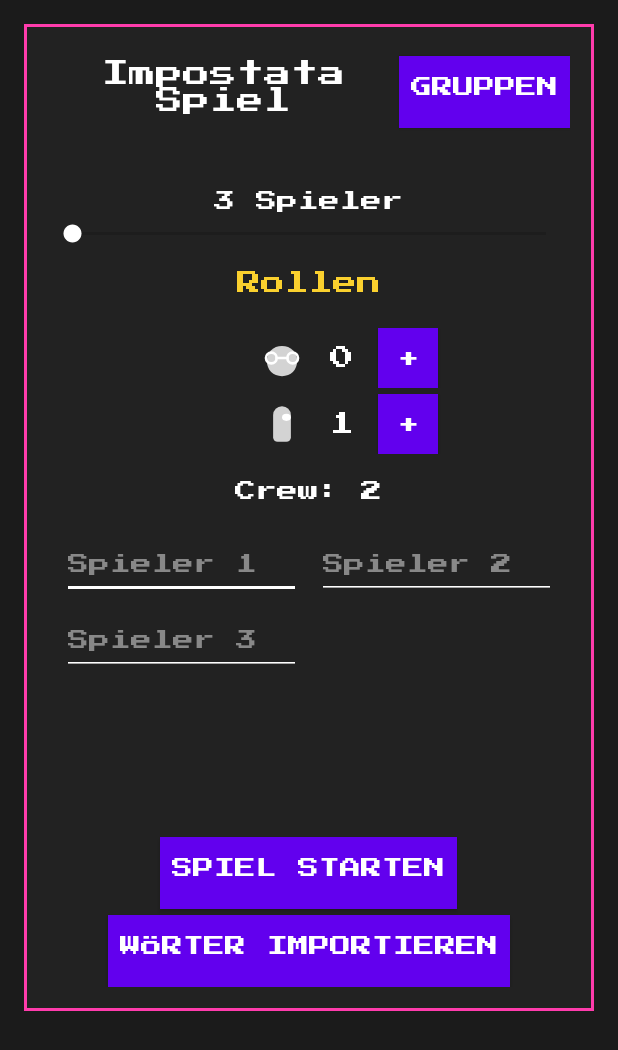
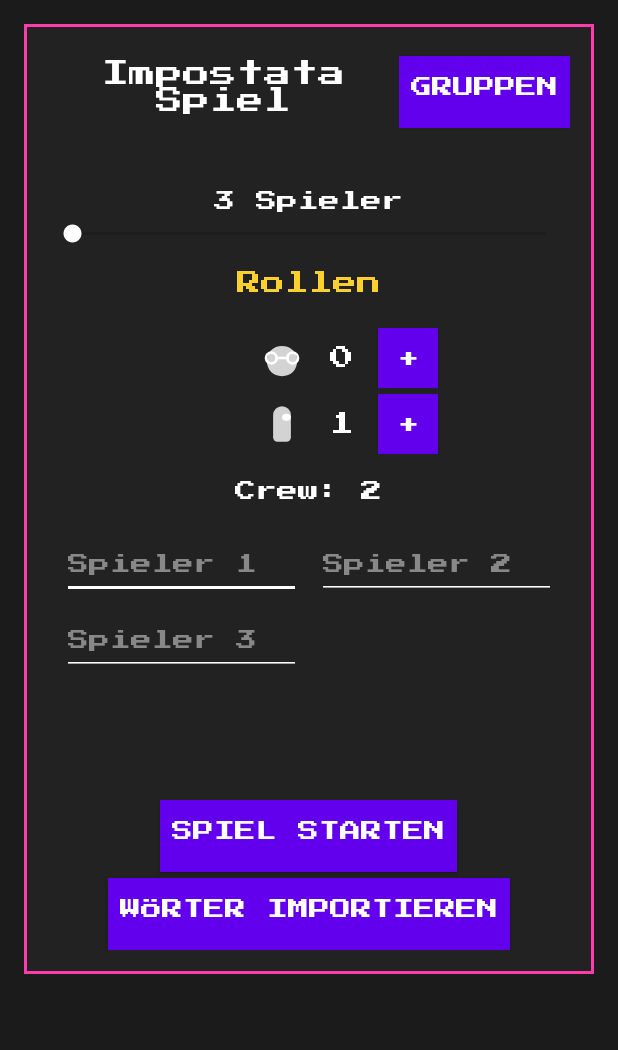
Before and after one commit to icedpotat/Impostata, an Android app: the screen it shows after launch (MainActivity), on a phone screen of 412 x 824 dp. Shown: the top 1050 px of the screen. Run offline under Robolectric (Android 15) with nearby library versions, the phone set to English and light mode, and no system bars.

Commit message:
Keyboard fixes
AddNameInputs works now with opening keyboard, group loading not yet

```diff
--- a/app/src/main/java/ch/spitalstsag/impostata/GameFragment.kt
+++ b/app/src/main/java/ch/spitalstsag/impostata/GameFragment.kt
@@ -81,6 +81,38 @@ class GameFragment : Fragment() {
         }
         return view
     }
+
+    override fun onViewCreated(view: View, savedInstanceState: Bundle?) {
+        super.onViewCreated(view, savedInstanceState)
+
+        val rootView = view.findViewById<View>(R.id.rootLayout)
+        val scrollContainer = view.findViewById<LinearLayout>(R.id.nameInputsLinearContainer)
+
+        rootView.viewTreeObserver.addOnGlobalLayoutListener {
+            val heightDiff = rootView.rootView.height - rootView.height
+            val isKeyboardOpen = heightDiff > rootView.rootView.height * 0.15
+
+            val existingSpacer = scrollContainer.children.find { it.tag == "keyboardSpacer" }
+
+            if (isKeyboardOpen) {
+                Log.d("Spacer","Activated")
+                if (existingSpacer == null) {
+                    val spacer = View(requireContext()).apply {
+                        layoutParams = LinearLayout.LayoutParams(
+                            LinearLayout.LayoutParams.MATCH_PARENT,
+                            350
+                        )
+                        tag = "keyboardSpacer"
+                    }
+                    scrollContainer.addView(spacer)
+
+                }
+            } else {
+                existingSpacer?.let { scrollContainer.removeView(it) }
+            }
+        }
+    }
+
 
     private fun initViews(view: View) {
         gameLogic = GameLogic
@@ -221,11 +253,32 @@ class GameFragment : Fragment() {
                     columnSpec = GridLayout.spec(GridLayout.UNDEFINED, 1f)
                     setMargins(8, 8, 8, 8)
                 }
+                setOnFocusChangeListener { v, hasFocus ->
+                    if (hasFocus) {
+                        view?.findViewById<ScrollView>(R.id.nameInputsScrollView)?.post {
+                            view?.findViewById<ScrollView>(R.id.nameInputsScrollView)
+                                ?.smoothScrollTo(0, v.top)
+                        }
+                    }
+                }
             }
 
             grid.addView(et)
         }
 
+        // Add scroll padding view only if needed
+        val scrollContainer = view?.findViewById<LinearLayout>(R.id.nameInputsLinearContainer)
+        scrollContainer?.removeAllViews()
+        scrollContainer?.addView(grid)
+
+        if (selectedPlayerCount > 8) {
+            val spacer = View(requireContext()).apply {
+                layoutParams = LinearLayout.LayoutParams(
+                    LinearLayout.LayoutParams.MATCH_PARENT, 200
+                )
+            }
+            scrollContainer?.addView(spacer)
+        }
         btnStartGame.visibility = View.VISIBLE
     }
 
@@ -265,7 +318,7 @@ class GameFragment : Fragment() {
         val maxAllowed = selectedPlayerCount / 2 + 1
 
         if (undercover + impostor > maxAllowed) {
-            Toast.makeText(requireContext(), "Maximal ${maxAllowed} Sonderrollen erlaubt.", Toast.LENGTH_SHORT).show()
+            Toast.makeText(requireContext(), "Maximal $maxAllowed Sonderrollen erlaubt.", Toast.LENGTH_SHORT).show()
             return
         }
 
--- a/app/src/main/java/ch/spitalstsag/impostata/GameLogic.kt
+++ b/app/src/main/java/ch/spitalstsag/impostata/GameLogic.kt
@@ -15,17 +15,18 @@ object GameLogic {
         WordPair("Post", "Paketdienst"),
         WordPair("Teller", "Pfanne")
     )
-    private var wordPairs = wordPairsMaster.toMutableList()
-    val customWordPairs = mutableListOf<WordPair>()
+    private var wordPairs = mutableListOf<WordPair>()
+    private val usedWordPairs = mutableListOf<WordPair>()
+    private val customWordPairs = mutableListOf<WordPair>()
 
     var players = mutableListOf<Player>()
-    var selectedPair: WordPair? = null
-    var remainingImpostors = 0
-    var startImpostors = 0
+    private var selectedPair: WordPair? = null
+    private var remainingImpostors = 0
+    private var startImpostors = 0
     var gameEnded = false
 
-    var isCrewGame = false
-    var isImpostorGame = false
+    private var isCrewGame = false
+    private var isImpostorGame = false
 
     fun setupGame(playerNames: List<String>, undercoverCount: Int, impostorCountOriginal: Int): Boolean {
         isCrewGame = false
@@ -54,8 +55,19 @@ object GameLogic {
             return true
         }
 
-        wordPairs = (wordPairsMaster + customWordPairs).toMutableList()
-        if(!isImpostorGame) selectedPair = wordPairs.removeAt(Random.nextInt(wordPairs.size))
+        if (wordPairs.isEmpty()) {
+            wordPairs = (wordPairsMaster + customWordPairs).filterNot { usedWordPairs.contains(it) }.toMutableList()
+            if (wordPairs.isEmpty()) {
+                usedWordPairs.clear()
+                wordPairs = (wordPairsMaster + customWordPairs).toMutableList()
+            }
+        }
+
+        if (!isImpostorGame) {
+            selectedPair = wordPairs.removeAt(Random.nextInt(wordPairs.size)).also {
+                usedWordPairs.add(it)
+            }
+        }
 
         players.forEach { it.role = Role.CREW }
         assignRole(Role.UNDERCOVER, undercoverCount)
--- a/app/src/main/java/ch/spitalstsag/impostata/GroupActivity.kt
+++ b/app/src/main/java/ch/spitalstsag/impostata/GroupActivity.kt
@@ -24,7 +24,6 @@ import com.google.gson.Gson
 import androidx.core.content.edit
 import androidx.core.content.res.ResourcesCompat
 import androidx.core.view.children
-import androidx.room.util.copy
 import android.util.Log
 import android.view.View
 
--- a/app/src/main/res/layout/fragment_game.xml
+++ b/app/src/main/res/layout/fragment_game.xml
@@ -1,54 +1,53 @@
 <?xml version="1.0" encoding="utf-8"?>
-<LinearLayout
-    xmlns:android="http://schemas.android.com/apk/res/android"
+<LinearLayout xmlns:android="http://schemas.android.com/apk/res/android"
     android:id="@+id/rootLayout"
     android:layout_width="match_parent"
     android:layout_height="match_parent"
+    android:background="@color/pixel_bg"
     android:orientation="vertical"
-    android:background="@color/pixel_bg"
     android:padding="16dp">
 
 
     <!-- Setup Phase -->
     <LinearLayout
         android:id="@+id/setupLayout"
-        android:orientation="vertical"
         android:layout_width="match_parent"
         android:layout_height="wrap_content"
         android:background="@drawable/pixel_panel"
+        android:orientation="vertical"
         android:padding="16dp">
 
         <LinearLayout
             android:layout_width="match_parent"
             android:layout_height="wrap_content"
-            android:orientation="horizontal"
-            android:gravity="center_vertical|end">
+            android:gravity="center_vertical|end"
+            android:orientation="horizontal">
 
             <TextView
-                android:text="Impostata Spiel"
-                android:textSize="18sp"
-                android:textColor="@color/pixel_text"
                 android:layout_width="0dp"
                 android:layout_height="wrap_content"
                 android:layout_weight="1"
+                android:fontFamily="@font/pixel_font"
                 android:gravity="center"
-                android:fontFamily="@font/pixel_font"
-                android:padding="8dp" />
+                android:padding="8dp"
+                android:text="Impostata Spiel"
+                android:textColor="@color/pixel_text"
+                android:textSize="18sp" />
 
             <Button
                 android:id="@+id/btnSelectGroup"
-                android:text="Gruppen"
                 style="@style/PixelButton"
                 android:layout_width="wrap_content"
-                android:layout_height="wrap_content" />
+                android:layout_height="wrap_content"
+                android:text="Gruppen" />
         </LinearLayout>
 
         <LinearLayout
             android:id="@+id/selectedGroupContainer"
             android:layout_width="match_parent"
             android:layout_height="wrap_content"
+            android:layout_marginTop="0dp"
             android:orientation="vertical"
-            android:layout_marginTop="0dp"
             android:padding="12dp" />
 
         <TextView
@@ -56,11 +55,11 @@
             android:layout_width="wrap_content"
             android:layout_height="wrap_content"
             android:layout_gravity="center"
+            android:layout_marginTop="12dp"
+            android:fontFamily="@font/pixel_font"
             android:text="3 Spieler"
             android:textColor="@color/pixel_text"
-            android:fontFamily="@font/pixel_font"
-            android:textSize="14sp"
-            android:layout_marginTop="12dp" />
+            android:textSize="14sp" />
 
         <SeekBar
             android:id="@+id/playerCountSlider"
@@ -68,104 +67,104 @@
             android:layout_height="wrap_content"
             android:max="17"
             android:progress="0"
-            android:thumbTint="@color/pixel_text"
-            android:progressTint="@color/pixel_text" />
+            android:progressTint="@color/pixel_text"
+            android:thumbTint="@color/pixel_text" />
 
         <!-- Role Controls -->
         <TextView
             android:layout_width="wrap_content"
             android:layout_height="wrap_content"
             android:layout_gravity="center"
+            android:layout_marginTop="16dp"
+            android:fontFamily="@font/pixel_font"
             android:text="Rollen"
             android:textColor="@color/pixel_yellow"
-            android:fontFamily="@font/pixel_font"
-            android:textSize="16sp"
-            android:layout_marginTop="16dp" />
+            android:textSize="16sp" />
         <!-- Undercover Controls -->
         <LinearLayout
-            android:orientation="horizontal"
             android:layout_width="match_parent"
             android:layout_height="wrap_content"
+            android:layout_marginTop="16dp"
             android:gravity="center"
-            android:layout_marginTop="16dp">
+            android:orientation="horizontal">
 
             <Button
                 android:id="@+id/btnUndercoverMinus"
-                android:text="–"
                 style="@style/PixelButton"
                 android:layout_width="40dp"
-                android:layout_height="40dp" />
+                android:layout_height="40dp"
+                android:text="–" />
 
             <ImageView
                 android:layout_width="32dp"
                 android:layout_height="32dp"
-                android:src="@drawable/ic_undercover"
                 android:layout_marginStart="12dp"
                 android:layout_marginEnd="4dp"
-                android:contentDescription="Undercover Icon" />
+                android:contentDescription="Undercover Icon"
+                android:src="@drawable/ic_undercover" />
 
             <TextView
                 android:id="@+id/undercoverCountText"
                 android:layout_width="40dp"
                 android:layout_height="40dp"
+                android:fontFamily="@font/pixel_font"
                 android:gravity="center"
+                android:includeFontPadding="false"
+                android:lineHeight="16sp"
                 android:text="0"
-                android:textSize="16sp"
-                android:lineHeight="16sp"
-                android:includeFontPadding="false"
                 android:textColor="@color/pixel_text"
-                android:fontFamily="@font/pixel_font" />
+                android:textSize="16sp" />
 
             <Button
                 android:id="@+id/btnUndercoverPlus"
-                android:text="+"
                 style="@style/PixelButton"
                 android:layout_width="40dp"
                 android:layout_height="40dp"
-                android:layout_marginStart="4dp" />
+                android:layout_marginStart="4dp"
+                android:text="+" />
         </LinearLayout>
         <!-- Impostor Controls -->
         <LinearLayout
-            android:orientation="horizontal"
             android:layout_width="match_parent"
             android:layout_height="wrap_content"
+            android:layout_marginTop="4dp"
             android:gravity="center"
-            android:layout_marginTop="4dp">
+            android:orientation="horizontal">
 
             <Button
                 android:id="@+id/btnImpostorMinus"
-                android:text="–"
                 style="@style/PixelButton"
                 android:layout_width="40dp"
-                android:layout_height="40dp"/>
+                android:layout_height="40dp"
+                android:text="–" />
 
             <ImageView
                 android:layout_width="32dp"
                 android:layout_height="32dp"
-                android:src="@drawable/ic_impostor"
                 android:layout_marginStart="12dp"
                 android:layout_marginEnd="4dp"
-                android:contentDescription="Impostor Icon" />
+                android:contentDescription="Impostor Icon"
+                android:src="@drawable/ic_impostor" />
 
             <TextView
                 android:id="@+id/ImpostorCountText"
                 android:layout_width="40dp"
                 android:layout_height="40dp"
+                android:fontFamily="@font/pixel_font"
                 android:gravity="center"
+                android:includeFontPadding="false"
+                android:lineHeight="16sp"
                 android:text="1"
-                android:textSize="16sp"
-                android:lineHeight="16sp"
-                android:includeFontPadding="false"
                 android:textColor="@color/pixel_text"
-                android:fontFamily="@font/pixel_font" />
+                android:textSize="16sp" />
 
             <Button
                 android:id="@+id/btnImpostorPlus"
-                android:text="+"
                 style="@style/PixelButton"
                 android:layout_width="40dp"
                 android:layout_height="40dp"
-                android:layout_marginStart="4dp" />
+                android:layout_marginStart="4dp"
+                android:text="+" />
 
 
         </LinearLayout>
@@ -174,199 +173,203 @@
             android:id="@+id/civilianCountText"
             android:layout_width="wrap_content"
             android:layout_height="wrap_content"
+            android:layout_gravity="center"
+            android:layout_marginTop="8dp"
+            android:fontFamily="@font/pixel_font"
             android:padding="10dp"
-            android:layout_gravity="center"
             android:text="Zivile: 0"
             android:textColor="@color/pixel_text"
-            android:textSize="14sp"
-            android:fontFamily="@font/pixel_font"
-            android:layout_marginTop="8dp" />
+            android:textSize="14sp" />
 
         <ScrollView
+            android:id="@+id/nameInputsScrollView"
             android:layout_width="match_parent"
-            android:layout_height="200dp"
+            android:layout_height="175dp"
             android:layout_marginTop="0dp"
             android:fillViewport="true"
             android:scrollbars="vertical">
+
             <LinearLayout
+                android:id="@+id/nameInputsLinearContainer"
                 android:layout_width="match_parent"
                 android:layout_height="wrap_content"
                 android:orientation="vertical">
+
                 <GridLayout
                     android:id="@+id/nameInputsContainer"
                     android:layout_width="match_parent"
                     android:layout_height="wrap_content"
                     android:columnCount="2"
-                    android:padding="4dp"/>
+                    android:padding="4dp" />
+
             </LinearLayout>
         </ScrollView>
 
 
-
         <Button
             android:id="@+id/btnStartGame"
-            android:text="Spiel starten"
             style="@style/PixelButton"
+            android:layout_width="wrap_content"
+            android:layout_height="wrap_content"
             android:layout_gravity="center"
             android:layout_marginTop="8dp"
-            android:visibility="gone"
-            android:layout_width="wrap_content"
-            android:layout_height="wrap_content"/>
+            android:text="Spiel starten"
+            android:visibility="gone" />
 
         <Button
             android:id="@+id/importWordsButton"
-            android:text="Wörter importieren"
             style="@style/PixelButton"
+            android:layout_width="wrap_content"
+            android:layout_height="wrap_content"
             android:layout_gravity="center"
             android:layout_marginTop="4dp"
-            android:layout_width="wrap_content"
-            android:layout_height="wrap_content"/>
+            android:text="Wörter importieren" />
     </LinearLayout>
 
 
     <!-- Game Phase -->
     <LinearLayout
         android:id="@+id/gameLayout"
-        android:orientation="vertical"
         android:layout_width="match_parent"
         android:layout_height="wrap_content"
         android:background="@drawable/pixel_panel"
+        android:orientation="vertical"
         android:visibility="gone">
 
         <TextView
             android:id="@+id/currentPlayerText"
-            android:textSize="18sp"
-            android:textColor="@color/pixel_text"
             android:layout_width="wrap_content"
             android:layout_height="wrap_content"
             android:fontFamily="@font/pixel_font"
-            android:padding="8dp" />
+            android:padding="8dp"
+            android:textColor="@color/pixel_text"
+            android:textSize="18sp" />
 
         <Button
             android:id="@+id/btnShowWord"
-            android:text="Meine Rolle anzeigen"
             style="@style/PixelButton"
             android:layout_width="wrap_content"
-            android:layout_height="wrap_content" />
+            android:layout_height="wrap_content"
+            android:text="Meine Rolle anzeigen" />
 
         <LinearLayout
             android:id="@+id/wordDisplayLayout"
-            android:orientation="vertical"
             android:layout_width="wrap_content"
             android:layout_height="wrap_content"
+            android:orientation="vertical"
             android:visibility="gone">
 
             <TextView
                 android:id="@+id/wordText"
-                android:textColor="@color/pixel_text"
-                android:textSize="16sp"
                 android:layout_width="wrap_content"
                 android:layout_height="wrap_content"
                 android:fontFamily="@font/pixel_font"
-                android:padding="8dp" />
+                android:padding="8dp"
+                android:textColor="@color/pixel_text"
+                android:textSize="16sp" />
 
             <Button
                 android:id="@+id/btnNextPlayer"
-                android:text="Weitergeben"
+                style="@style/PixelButton"
                 android:layout_width="wrap_content"
                 android:layout_height="wrap_content"
-                style="@style/PixelButton"/>
+                android:text="Weitergeben" />
         </LinearLayout>
     </LinearLayout>
 
     <!-- Voting Phase -->
     <LinearLayout
         android:id="@+id/votingLayout"
-        android:orientation="vertical"
         android:layout_width="match_parent"
         android:layout_height="wrap_content"
-        android:visibility="gone"
         android:background="@drawable/pixel_panel"
-        android:padding="16dp">
+        android:orientation="vertical"
+        android:padding="16dp"
+        android:visibility="gone">
 
         <TextView
+            android:layout_width="match_parent"
+            android:layout_height="wrap_content"
+            android:fontFamily="@font/pixel_font"
             android:text="Stimmt ab, wer der Impostor ist!"
             android:textColor="@color/pixel_text"
-            android:textSize="16sp"
-            android:fontFamily="@font/pixel_font"
-            android:layout_width="match_parent"
-            android:layout_height="wrap_content" />
+            android:textSize="16sp" />
 
         <LinearLayout
             android:id="@+id/votingButtonsLayout"
-            android:orientation="vertical"
             android:layout_width="match_parent"
             android:layout_height="wrap_content"
-            android:layout_marginTop="8dp" />
+            android:layout_marginTop="8dp"
+            android:orientation="vertical" />
     </LinearLayout>
 
     <!-- Result Phase -->
     <LinearLayout
         android:id="@+id/resultLayout"
-        android:orientation="vertical"
         android:layout_width="match_parent"
         android:layout_height="wrap_content"
-        android:visibility="gone"
         android:background="@drawable/pixel_panel"
-        android:padding="16dp">
+        android:orientation="vertical"
+        android:padding="16dp"
+        android:visibility="gone">
 
         <TextView
             android:id="@+id/voteResultText"
-            android:textColor="@color/pixel_text"
-            android:textSize="14sp"
             android:layout_width="match_parent"
             android:layout_height="wrap_content"
+            android:fontFamily="@font/pixel_font"
             android:paddingBottom="8dp"
-            android:fontFamily="@font/pixel_font" />
+            android:textColor="@color/pixel_text"
+            android:textSize="14sp" />
 
         <LinearLayout
             android:id="@+id/ImpostorGuessLayout"
+            android:layout_width="match_parent"
+            android:layout_height="wrap_content"
             android:orientation="vertical"
-            android:visibility="gone"
-            android:layout_width="match_parent"
-            android:layout_height="wrap_content">
+            android:visibility="gone">
 
             <TextView
-                android:text="Impostor, rate das Crew-Wort:"
-                android:textColor="@color/pixel_text"
                 android:layout_width="match_parent"
                 android:layout_height="wrap_content"
-                android:fontFamily="@font/pixel_font" />
+                android:fontFamily="@font/pixel_font"
+                android:text="Impostor, rate das Crew-Wort:"
+                android:textColor="@color/pixel_text" />
 
             <EditText
                 android:id="@+id/ImpostorGuessInput"
-                android:hint="Crew-Wort"
                 android:layout_width="match_parent"
                 android:layout_height="wrap_content"
                 android:backgroundTint="@color/pixel_text"
+                android:hint="Crew-Wort"
                 android:textColor="@color/pixel_text"
                 android:textColorHint="#AAAAAA" />
 
             <Button
                 android:id="@+id/btnConfirmGuess"
-                android:text="Bestätigen"
                 style="@style/PixelButton"
                 android:layout_width="wrap_content"
                 android:layout_height="wrap_content"
-                android:layout_marginTop="8dp" />
+                android:layout_marginTop="8dp"
+                android:text="Bestätigen" />
         </LinearLayout>
 
         <Button
             android:id="@+id/btnContinueVoting"
-            android:text="Weiter zur nächsten Abstimmung"
             style="@style/PixelButton"
             android:layout_width="wrap_content"
             android:layout_height="wrap_content"
-            android:visibility="gone"
-            android:layout_marginTop="8dp" />
+            android:layout_marginTop="8dp"
+            android:text="Weiter zur nächsten Abstimmung"
+            android:visibility="gone" />
 
         <Button
             android:id="@+id/btnRestartGame"
-            android:text="Neues Spiel starten"
             style="@style/PixelButton"
             android:layout_width="wrap_content"
             android:layout_height="wrap_content"
-            android:visibility="gone"
-            android:layout_marginTop="8dp" />
+            android:layout_marginTop="8dp"
+            android:text="Neues Spiel starten"
+            android:visibility="gone" />
     </LinearLayout>
 </LinearLayout>
```
